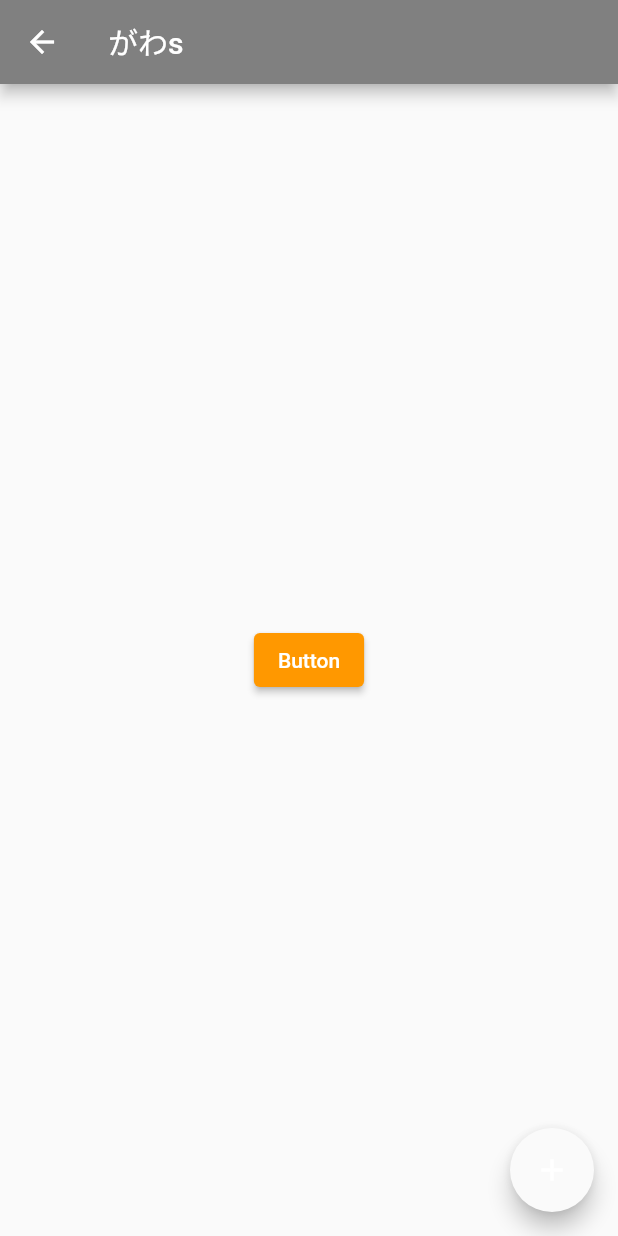
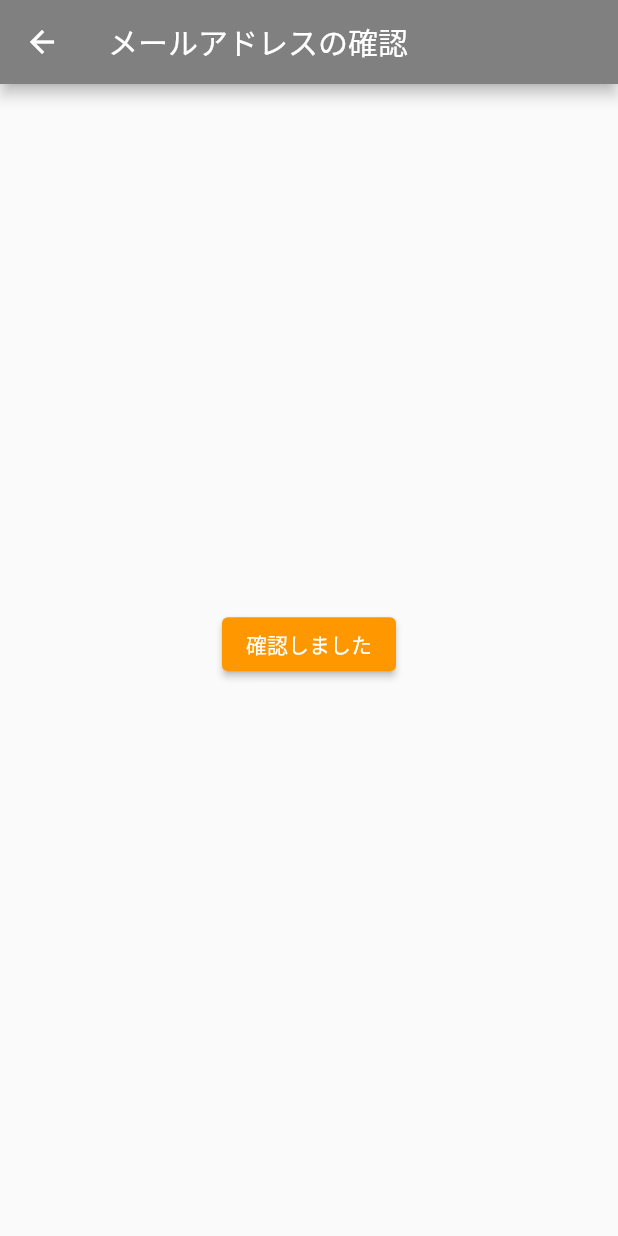
Before and after one commit to gawasa29/protein_sample, a Flutter app: the EmailCheckScreen screen opened directly, on a phone screen of 412 x 824 dp. Run offline on Flutter 3.47's test engine with Material 2 defaults, Android fonts, the light colour scheme and no system bars; our stand-ins replace cloud_firestore, curved_navigation_bar, firebase_auth, firebase_core, flutter_tindercard, font_awesome_flutter and 2 more; accounts and stored records are empty; network calls fail.

Commit message:
細かいところ修正

```diff
--- a/lib/Screen/MailScreen.dart
+++ b/lib/Screen/MailScreen.dart
@@ -84,6 +84,14 @@ class _MailScreenState extends State<MailScreen> {
                     SizedBox(
                       height: 66,
                     ),
+                    // 登録失敗時のエラーメッセージ
+                    Padding(
+                      padding: EdgeInsets.fromLTRB(20.0, 0, 20.0, 5.0),
+                      child: Text(
+                        infoText,
+                        style: TextStyle(color: Colors.red),
+                      ),
+                    ),
                     SizedBox(
                       height: 50,
                       width: 300,
@@ -120,7 +128,7 @@ class _MailScreenState extends State<MailScreen> {
                           } catch (e) {
                             // 登録に失敗した場合
                             setState(() {
-                              infoText = "登録NG：${e.toString()}";
+                              infoText = "失敗しました";
                             });
                           }
                         },
@@ -141,18 +149,19 @@ class EmailCheckScreen extends StatefulWidget {
 
 class _EmailCheckScreenState extends State<EmailCheckScreen> {
   User? user = FirebaseAuth.instance.currentUser;
+  String _infoText = "";
   @override
   Widget build(BuildContext context) {
     return Scaffold(
       appBar: AppBar(
-        title: Text("がわs"),
+        title: Text("メールアドレスの確認"),
       ),
       body: Center(
         child: Column(
           mainAxisAlignment: MainAxisAlignment.center,
           children: <Widget>[
             ElevatedButton(
-              child: const Text('Button'),
+              child: const Text('確認しました'),
               style: ElevatedButton.styleFrom(
                 primary: Colors.orange,
                 onPrimary: Colors.white,
@@ -164,6 +173,7 @@ class _EmailCheckScreenState extends State<EmailCheckScreen> {
                     email: newUserEmail,
                     password: newUserPassword,
                   );
+                  //中身確認
                   print(userCredential.user?.emailVerified);
                   if (userCredential.user!.emailVerified) {
                     Navigator.push(
@@ -172,20 +182,24 @@ class _EmailCheckScreenState extends State<EmailCheckScreen> {
                           builder: (context) => TermsofuseScreen(),
                         ));
                   } else {
-                    print("失敗");
+                    setState(() {
+                      _infoText = "確認が終わっていません";
+                    });
                   }
                 } catch (e) {
                   print('NG');
                 }
               },
             ),
+            Padding(
+              padding: EdgeInsets.fromLTRB(20.0, 0, 20.0, 5.0),
+              child: Text(
+                _infoText,
+                style: TextStyle(color: Colors.red),
+              ),
+            ),
           ],
         ),
-      ),
-      floatingActionButton: FloatingActionButton(
-        onPressed: () {},
-        tooltip: 'Increment',
-        child: Icon(Icons.add),
       ),
     );
   }
--- a/lib/Screen/NameScreen.dart
+++ b/lib/Screen/NameScreen.dart
@@ -13,7 +13,7 @@ class NameScreen extends StatefulWidget {
 
 class _NameScreenState extends State<NameScreen> {
   final Stream<QuerySnapshot> _usersStream =
-      FirebaseFirestore.instance.collection('books').snapshots();
+      FirebaseFirestore.instance.collection('users').snapshots();
   List<bool> _selections = List.generate(3, (_) => false);
   //入力された名前
   String name = "";
@@ -163,7 +163,7 @@ class _NameScreenState extends State<NameScreen> {
                       ),
                     ),
                     ElevatedButton(
-                      child: const Text('Button'),
+                      child: const Text('送信'),
                       style: ElevatedButton.styleFrom(
                         primary: Colors.orange,
                         onPrimary: Colors.white,
@@ -171,7 +171,7 @@ class _NameScreenState extends State<NameScreen> {
                       onPressed: () async {
                         //cloud_firestoreに追加のコード
                         await FirebaseFirestore.instance
-                            .collection('books')
+                            .collection('users')
                             .add({
                           '名前': name,
                           '誕生日': birthday,
```
Also changed, not shown: lib/Screen/ProfileScreen.dart (+2 -69 lines).
